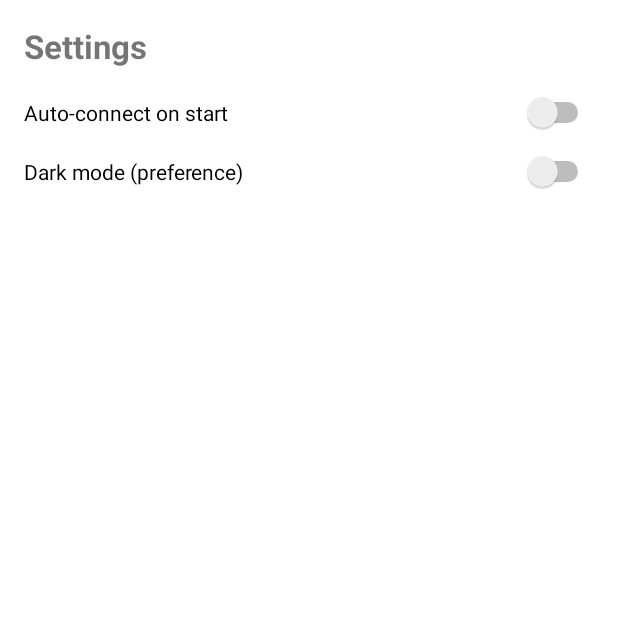
After one commit to gkim34241-web/Grokcreatvpn, an Android app: the SettingsActivity screen opened directly, with no data from a screen before it, on a phone screen of 412 x 824 dp, the top half of it. The commit adds this screen. Run offline under Robolectric (Android 15) with nearby library versions, the phone set to English and light mode, and no system bars.

Commit message:
Add configs, URL latency test with sorting, and settings screen

```diff
--- a/app/build.gradle
+++ b/app/build.gradle
@@ -33,4 +33,5 @@ dependencies {
     implementation 'androidx.core:core-ktx:1.12.0'
     implementation 'androidx.appcompat:appcompat:1.6.1'
     implementation 'com.google.android.material:material:1.11.0'
+    implementation 'androidx.recyclerview:recyclerview:1.3.2'
 }
--- a/app/src/main/AndroidManifest.xml
+++ b/app/src/main/AndroidManifest.xml
@@ -3,6 +3,7 @@
 
     <uses-permission android:name="android.permission.INTERNET" />
     <uses-permission android:name="android.permission.FOREGROUND_SERVICE" />
+    <uses-permission android:name="android.permission.ACCESS_NETWORK_STATE" />
 
     <application
         android:allowBackup="true"
@@ -19,6 +20,11 @@
             </intent-filter>
         </activity>
 
+        <activity
+            android:name=".SettingsActivity"
+            android:exported="false"
+            android:label="Settings" />
+
         <service
             android:name=".VpnServiceImpl"
             android:permission="android.permission.BIND_VPN_SERVICE"
--- /dev/null
+++ b/app/src/main/java/com/example/vpnclient/SettingsActivity.kt
@@ -0,0 +1,31 @@
+package com.example.vpnclient
+
+import android.os.Bundle
+import android.widget.Switch
+import androidx.appcompat.app.AppCompatActivity
+import android.content.SharedPreferences
+
+class SettingsActivity : AppCompatActivity() {
+    private lateinit var prefs: SharedPreferences
+
+    override fun onCreate(savedInstanceState: Bundle?) {
+        super.onCreate(savedInstanceState)
+        setContentView(R.layout.activity_settings)
+
+        prefs = getSharedPreferences("vpn_settings", MODE_PRIVATE)
+
+        val autoConnectSwitch = findViewById<Switch>(R.id.autoConnectSwitch)
+        val darkModeSwitch = findViewById<Switch>(R.id.darkModeSwitch)
+
+        autoConnectSwitch.isChecked = prefs.getBoolean("auto_connect", false)
+        darkModeSwitch.isChecked = prefs.getBoolean("dark_mode", false)
+
+        autoConnectSwitch.setOnCheckedChangeListener { _, isChecked ->
+            prefs.edit().putBoolean("auto_connect", isChecked).apply()
+        }
+
+        darkModeSwitch.setOnCheckedChangeListener { _, isChecked ->
+            prefs.edit().putBoolean("dark_mode", isChecked).apply()
+        }
+    }
+}
--- /dev/null
+++ b/app/src/main/res/layout/activity_settings.xml
@@ -0,0 +1,34 @@
+<?xml version="1.0" encoding="utf-8"?>
+<ScrollView xmlns:android="http://schemas.android.com/apk/res/android"
+    android:layout_width="match_parent"
+    android:layout_height="match_parent">
+
+    <LinearLayout
+        android:layout_width="match_parent"
+        android:layout_height="wrap_content"
+        android:orientation="vertical"
+        android:padding="16dp">
+
+        <TextView
+            android:layout_width="wrap_content"
+            android:layout_height="wrap_content"
+            android:text="Settings"
+            android:textSize="22sp"
+            android:textStyle="bold"
+            android:layout_marginBottom="16dp" />
+
+        <Switch
+            android:id="@+id/autoConnectSwitch"
+            android:layout_width="match_parent"
+            android:layout_height="wrap_content"
+            android:text="Auto-connect on start"
+            android:layout_marginBottom="12dp" />
+
+        <Switch
+            android:id="@+id/darkModeSwitch"
+            android:layout_width="match_parent"
+            android:layout_height="wrap_content"
+            android:text="Dark mode (preference)" />
+
+    </LinearLayout>
+</ScrollView>
```
Also changed, not shown: app/src/main/java/com/example/vpnclient/ConfigAdapter.kt (added, +33 -0 lines), app/src/main/java/com/example/vpnclient/MainActivity.kt (+94 -0 lines), app/src/main/res/layout/activity_main.xml (+50 -7 lines), app/src/main/res/layout/dialog_add_config.xml (added, +21 -0 lines), app/src/main/res/layout/item_config.xml (added, +30 -0 lines).
